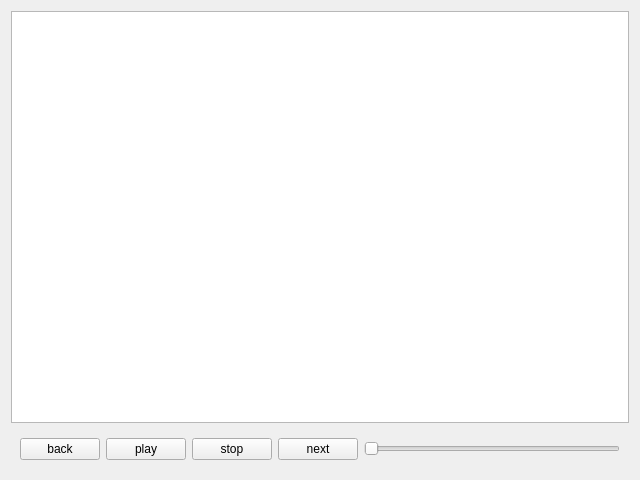
artm/bioscope, file player.ui: the form before one commit.
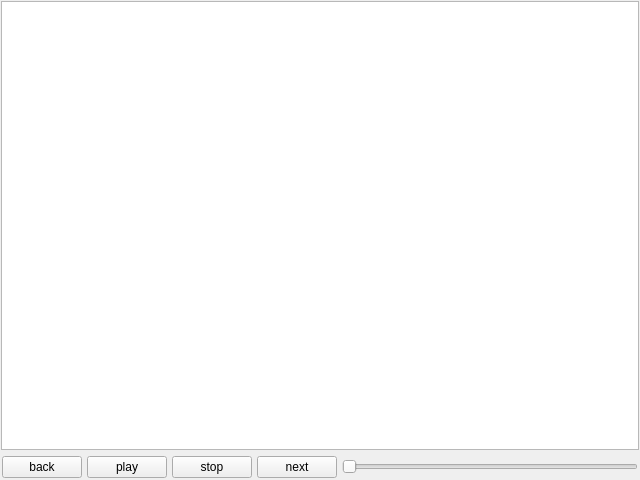
The form after the commit.

```diff
--- a/player.ui
+++ b/player.ui
@@ -14,12 +14,31 @@
    <string>Form</string>
   </property>
   <layout class="QVBoxLayout" name="verticalLayout">
+   <property name="spacing">
+    <number>5</number>
+   </property>
+   <property name="margin">
+    <number>1</number>
+   </property>
    <item>
-    <widget class="QGraphicsView" name="canvas"/>
+    <widget class="QGraphicsView" name="canvas">
+     <property name="minimumSize">
+      <size>
+       <width>320</width>
+       <height>240</height>
+      </size>
+     </property>
+    </widget>
    </item>
    <item>
     <widget class="QWidget" name="widget" native="true">
      <layout class="QHBoxLayout" name="horizontalLayout">
+      <property name="spacing">
+       <number>5</number>
+      </property>
+      <property name="margin">
+       <number>1</number>
+      </property>
       <item>
        <widget class="QPushButton" name="backBut">
         <property name="text">
```
